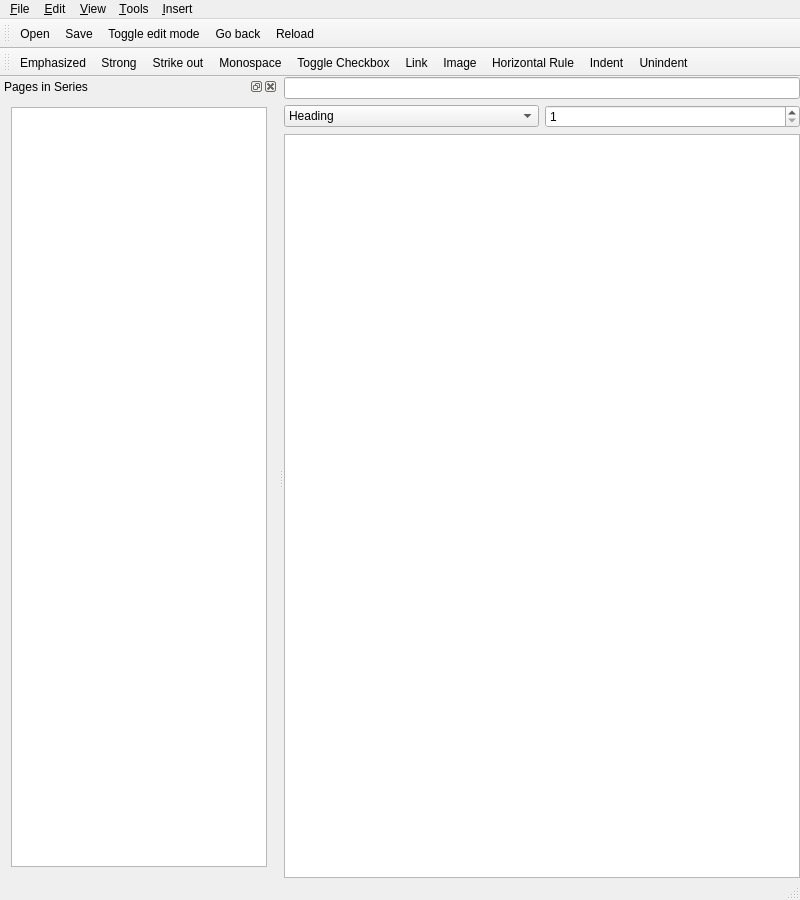
Before: the Qt Designer form src/mainwindow.ui in ec1oud/nettebook, drawn with Qt 5.
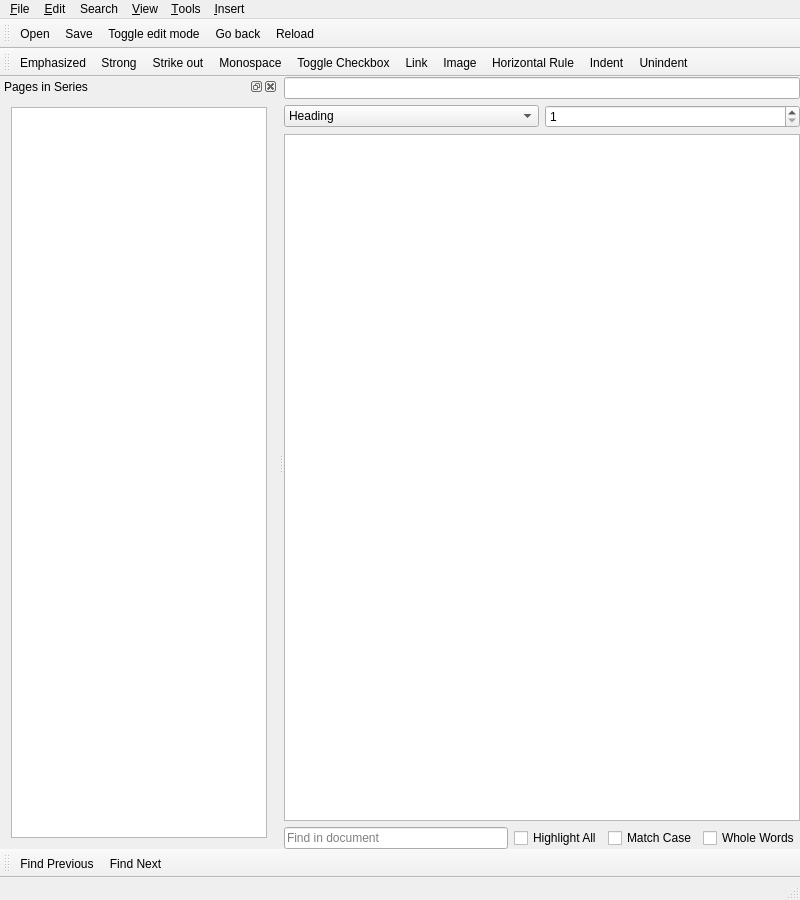
After: the same form once the commit is applied. Icons and pictures are not drawn. Custom widgets are drawn as their Qt base class.

Commit message:
Add a search feature
As much as we can get with QTextEdit::find() anyway. Typeahead search
will be a bit like syntax-highlighting I suppose.

Patch:
```diff
--- a/src/mainwindow.ui
+++ b/src/mainwindow.ui
@@ -112,6 +112,38 @@
     <item>
      <widget class="MarkdownBrowser" name="browser"/>
     </item>
+    <item>
+     <layout class="QHBoxLayout" name="searchToolbarStuff">
+      <item>
+       <widget class="QLineEdit" name="searchField">
+        <property name="placeholderText">
+         <string>Find in document</string>
+        </property>
+       </widget>
+      </item>
+      <item>
+       <widget class="QCheckBox" name="searchHighlightAllCB">
+        <property name="text">
+         <string>Highlight All</string>
+        </property>
+       </widget>
+      </item>
+      <item>
+       <widget class="QCheckBox" name="searchMatchCaseCB">
+        <property name="text">
+         <string>Match Case</string>
+        </property>
+       </widget>
+      </item>
+      <item>
+       <widget class="QCheckBox" name="searchWholeWordsCB">
+        <property name="text">
+         <string>Whole Words</string>
+        </property>
+       </widget>
+      </item>
+     </layout>
+    </item>
    </layout>
   </widget>
   <widget class="QMenuBar" name="menuBar">
@@ -184,8 +216,17 @@
     <addaction name="actionInsert_Horizontal_Rule"/>
     <addaction name="actionInsert_Table"/>
    </widget>
+   <widget class="QMenu" name="menuSearch">
+    <property name="title">
+     <string>Search</string>
+    </property>
+    <addaction name="actionFind"/>
+    <addaction name="actionFindNext"/>
+    <addaction name="actionFindPrevious"/>
+   </widget>
    <addaction name="menuFile"/>
    <addaction name="menuEdit"/>
+   <addaction name="menuSearch"/>
    <addaction name="menuView"/>
    <addaction name="menuTools"/>
    <addaction name="menuInsert"/>
@@ -240,6 +281,19 @@
     </layout>
    </widget>
   </widget>
+  <widget class="QToolBar" name="searchToolBar">
+   <property name="windowTitle">
+    <string>toolBar</string>
+   </property>
+   <attribute name="toolBarArea">
+    <enum>BottomToolBarArea</enum>
+   </attribute>
+   <attribute name="toolBarBreak">
+    <bool>false</bool>
+   </attribute>
+   <addaction name="actionFindPrevious"/>
+   <addaction name="actionFindNext"/>
+  </widget>
   <action name="actionOpen">
    <property name="icon">
     <iconset theme="document-open" resource="resources/resources.qrc">
@@ -636,6 +690,51 @@
     <string>Ctrl+N</string>
    </property>
   </action>
+  <action name="actionFind">
+   <property name="icon">
+    <iconset theme="edit-find" resource="resources/resources.qrc">
+     <normaloff>:/32/edit-find.png</normaloff>:/32/edit-find.png</iconset>
+   </property>
+   <property name="text">
+    <string>&amp;Find</string>
+   </property>
+   <property name="toolTip">
+    <string>Find text in this document</string>
+   </property>
+   <property name="shortcut">
+    <string>Ctrl+F</string>
+   </property>
+  </action>
+  <action name="actionFindNext">
+   <property name="icon">
+    <iconset theme="go-down" resource="resources/resources.qrc">
+     <normaloff>:/32/go-down-search.png</normaloff>:/32/go-down-search.png</iconset>
+   </property>
+   <property name="text">
+    <string>Find Next</string>
+   </property>
+   <property name="toolTip">
+    <string>Find the next occurrence</string>
+   </property>
+   <property name="shortcut">
+    <string>F3</string>
+   </property>
+  </action>
+  <action name="actionFindPrevious">
+   <property name="icon">
+    <iconset theme="go-up" resource="resources/resources.qrc">
+     <normaloff>:/32/go-up-search.png</normaloff>:/32/go-up-search.png</iconset>
+   </property>
+   <property name="text">
+    <string>Find Previous</string>
+   </property>
+   <property name="toolTip">
+    <string>Find the previous occurrence</string>
+   </property>
+   <property name="shortcut">
+    <string>Shift+F3</string>
+   </property>
+  </action>
  </widget>
  <layoutdefault spacing="6" margin="11"/>
  <customwidgets>
```
The commit also changes 6 other files.
